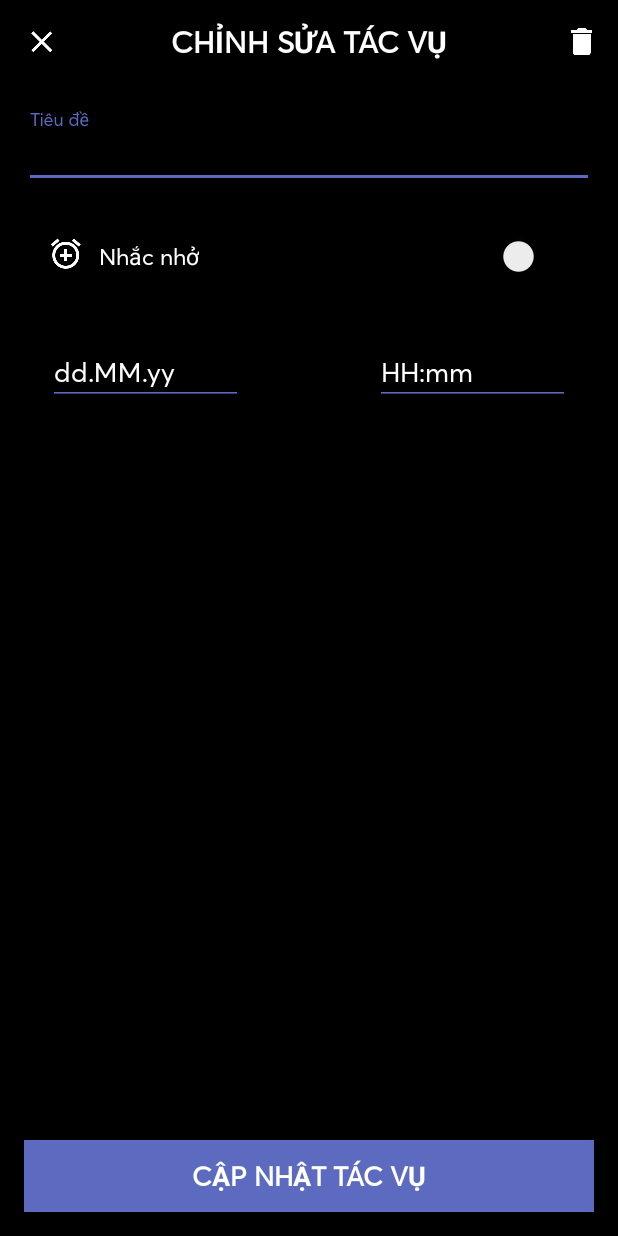
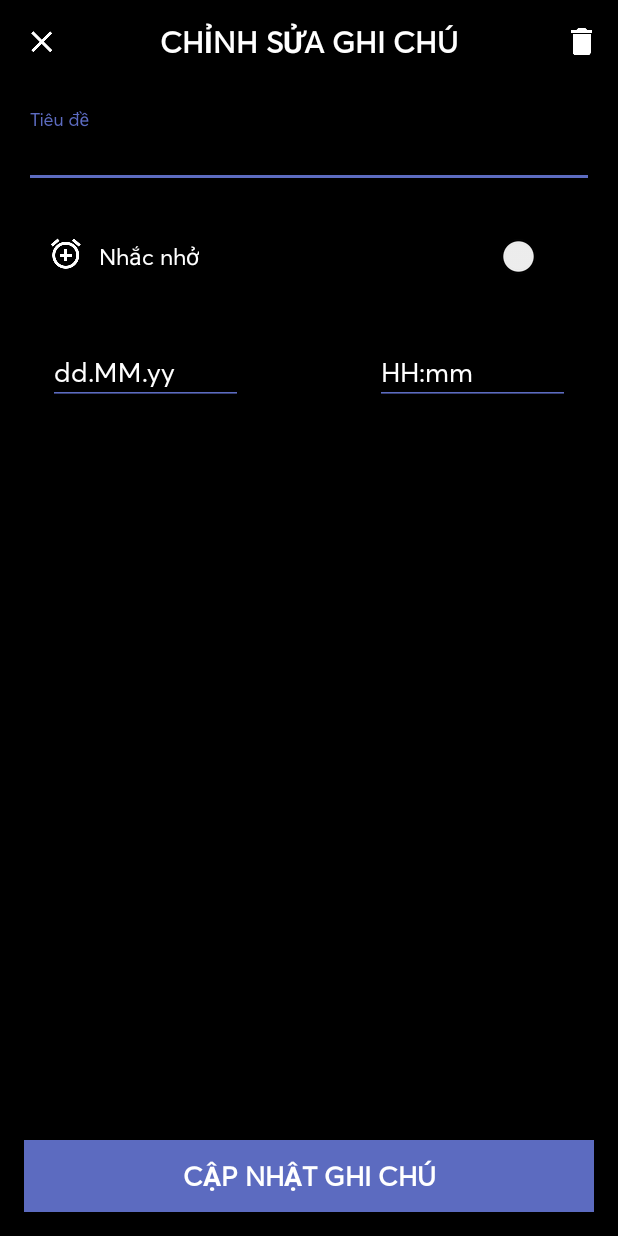
Before and after one commit to nvbay83/TodoList-1, an Android app: the EditTaskActivity screen opened directly, with no data from a screen before it, on a phone screen of 412 x 824 dp. Run offline under Robolectric (Android 15) with nearby library versions, the phone set to English and light mode, and no system bars; libraries missing offline, so code that uses them is left out: hotchemi.android.rate, kotterknife.bindView, top.wefor.circularanim; 16 statements that could not run were skipped.

Commit message:
Update strings.xml

```diff
--- a/app/src/main/res/values/strings.xml
+++ b/app/src/main/res/values/strings.xml
@@ -1,17 +1,17 @@
 <resources>
     <string name="app_name">Simple ToDo</string>
     <string name="simple_todo_title">SIMPLE TODO</string>
-    <string name="empty_view_title">Không có tác vụ</string>
-    <string name="empty_view_text">Bạn có thể tạo tác vụ mới. Nhấn nút + để tạo tác vụ</string>
-    <string name="create_task">TÁC VỤ MỚI</string>
+    <string name="empty_view_title">Không có ghi chú</string>
+    <string name="empty_view_text">Bạn có thể tạo ghi chú mới. Nhấn nút + để tạo ghi chú</string>
+    <string name="create_task">GHI CHÚ MỚI</string>
     <string name="set_reminder">Set reminder</string>
     <string name="set_reminder_short">Nhắc nhở</string>
     <string name="hint_title">Tiêu đề</string>
     <string name="hint_date">Date</string>
     <string name="hint_time">Time</string>
-    <string name="add_task">THÊM TÁC VỤ</string>
-    <string name="update_task">CẬP NHẬT TÁC VỤ</string>
-    <string name="edit_task">CHỈNH SỬA TÁC VỤ</string>
+    <string name="add_task">THÊM GHI CHÚ</string>
+    <string name="update_task">CẬP NHẬT GHI CHÚ</string>
+    <string name="edit_task">CHỈNH SỬA GHI CHÚ</string>
 
     <string name="toast_incorrect_time">Lỗi! Bạn đã chọn sai thời gian!</string>
     <string name="error_text_input">Xin vui lòng, nhập văn bản!</string>
@@ -60,12 +60,12 @@
     <string name="reminder_tomorrow">Ngày mai vào lúc</string>
     <string name="licenses_circular_anim_summary">This software distributed without a license</string>
 
-    <string name="snackbar_remove_task">Tác vụ đã bị xóa!</string>
+    <string name="snackbar_remove_task">Ghi chú đã bị xóa!</string>
     <string name="snackbar_undo">Hoàn tác</string>
     <string name="action_cancel">Hủy bỏ</string>
     <string name="action_delete">Xóa</string>
     <string name="dialog_title"><b>Bạn chắc chứ?</b></string>
-    <string name="dialog_message">Xóa tác vụ này?</string>
+    <string name="dialog_message">Xóa ghi chú này?</string>
 
     <string name="backup_create_dialog_message">Do you want to create new backup? \nThe previous backup file will be deleted</string>
     <string name="backup_create_dialog_button">Create backup</string>
@@ -86,9 +86,9 @@
     <string name="settings_permission_snackbar_button_settings">CÀI ĐẶT</string>
 
     <string name="general_notification_1">Bạn có</string>
-    <string name="general_notification_2">tác vụ hoạt động:</string>
-    <string name="general_notification_3">Các tác vụ hoạt động:</string>
-    <string name="general_notification_4">Các tác vụ hoạt động:</string>
+    <string name="general_notification_2">ghi chú hoạt động:</string>
+    <string name="general_notification_3">Các ghi chú hoạt động:</string>
+    <string name="general_notification_4">Các ghi chú hoạt động:</string>
 
     ////////////////<!-- "What's New?" page -->////////////////
     <string name="whats_new_title">What\'s New?</string>
```
